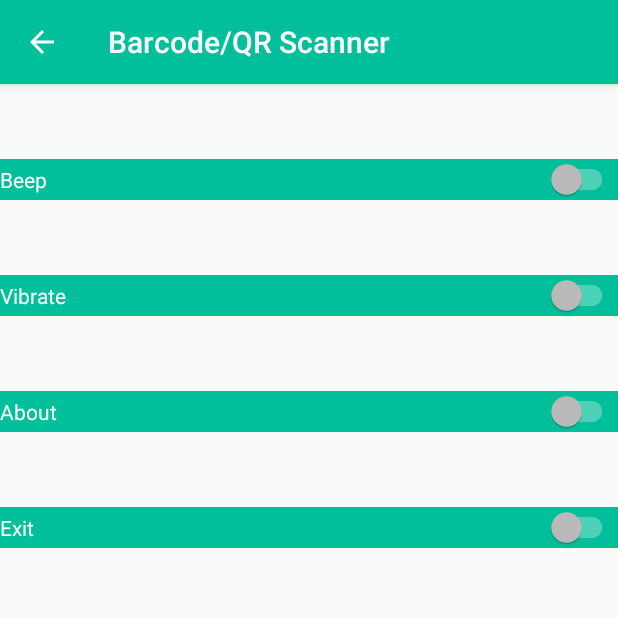
After one commit to rubyneetha511/BarcodeQRCodeReader, an Android app: the SettingsActivity screen opened directly, with no data from a screen before it, on a phone screen of 412 x 824 dp, the top half of it. The commit adds this screen. Run offline under Robolectric (Android 15) with nearby library versions, the phone set to English and light mode, and no system bars.

Commit message:
Setting features

```diff
--- /dev/null
+++ b/app/src/main/java/com/project/scanner/settings/SettingsActivity.java
@@ -0,0 +1,41 @@
+package com.project.scanner.settings;
+
+import android.app.ActionBar;
+import android.content.Intent;
+import android.support.v4.app.NavUtils;
+import android.support.v4.view.GravityCompat;
+import android.support.v4.widget.DrawerLayout;
+import android.support.v7.app.AppCompatActivity;
+import android.os.Bundle;
+import android.view.Menu;
+import android.view.MenuItem;
+
+import com.project.scanner.R;
+
+public class SettingsActivity extends AppCompatActivity {
+
+    @Override
+    protected void onCreate(Bundle savedInstanceState) {
+        super.onCreate(savedInstanceState);
+        setContentView(R.layout.activity_settings);
+
+        getSupportActionBar().setDisplayHomeAsUpEnabled(true);
+
+    }
+
+    @Override
+    public boolean onOptionsItemSelected(MenuItem item) {
+        switch (item.getItemId()) {
+            // Respond to the action bar's Up/Home button
+            case android.R.id.home:
+                NavUtils.navigateUpFromSameTask(this);
+                return true;
+        }
+        return super.onOptionsItemSelected(item);
+    }
+
+    @Override
+    public boolean onCreateOptionsMenu(Menu menu) {
+        return true;
+    }
+}
--- /dev/null
+++ b/app/src/main/res/layout/activity_settings.xml
@@ -0,0 +1,65 @@
+<?xml version="1.0" encoding="utf-8"?>
+<RelativeLayout xmlns:android="http://schemas.android.com/apk/res/android"
+    xmlns:app="http://schemas.android.com/apk/res-auto"
+    xmlns:tools="http://schemas.android.com/tools"
+    android:orientation="vertical"
+    android:layout_width="match_parent"
+    android:layout_height="match_parent"
+    android:fitsSystemWindows="true"
+    android:id="@+id/settings_layout"
+    android:theme="@style/ThemeOverlay.AppCompat.Dark"
+    tools:context=".settings.SettingsActivity"
+    >
+
+    <android.support.v7.widget.SwitchCompat
+        android:id="@+id/switch1"
+        android:layout_width="match_parent"
+        android:layout_height="wrap_content"
+        android:text="@string/pref_title_beep"
+        android:layout_marginTop="50dp"
+        android:layout_alignParentLeft="true"
+        android:textAppearance="@style/TextAppearance.AppCompat.Body1"
+        android:background="@color/colorAccent"
+        android:textColor="@color/colorWhite"
+        />
+
+    <android.support.v7.widget.SwitchCompat
+        android:id="@+id/switch2"
+        android:layout_width="match_parent"
+        android:layout_height="wrap_content"
+        android:text="Vibrate"
+        android:layout_marginTop="50dp"
+        android:layout_below="@+id/switch1"
+        android:layout_alignParentStart="true"
+        android:textAppearance="@style/TextAppearance.AppCompat.Body1"
+        android:background="@color/colorAccent"
+        android:textColor="@color/colorWhite"
+        />
+
+    <android.support.v7.widget.SwitchCompat
+        android:id="@+id/switch3"
+        android:layout_width="match_parent"
+        android:layout_height="wrap_content"
+        android:text="About"
+        android:layout_marginTop="50dp"
+        android:layout_below="@+id/switch2"
+        android:layout_alignParentStart="true"
+        android:textAppearance="@style/TextAppearance.AppCompat.Body1"
+        android:background="@color/colorAccent"
+        android:textColor="@color/colorWhite"
+        />
+
+    <android.support.v7.widget.SwitchCompat
+        android:id="@+id/switch4"
+        android:layout_width="match_parent"
+        android:layout_height="wrap_content"
+        android:text="Exit"
+        android:layout_marginTop="50dp"
+        android:layout_below="@+id/switch3"
+        android:layout_alignParentStart="true"
+        android:textAppearance="@style/TextAppearance.AppCompat.Body1"
+        android:background="@color/colorAccent"
+        android:textColor="@color/colorWhite"
+        />
+
+</RelativeLayout>
--- a/app/src/main/res/layout/app_bar_navigation.xml
+++ b/app/src/main/res/layout/app_bar_navigation.xml
@@ -4,7 +4,7 @@
     xmlns:tools="http://schemas.android.com/tools"
     android:layout_width="match_parent"
     android:layout_height="match_parent"
-    tools:context="com.project.scanner.settings.NavigationActivity">
+    tools:context="com.project.scanner.barcode.BarcodeCaptureActivity">
 
     <android.support.design.widget.AppBarLayout
         android:layout_width="match_parent"
--- a/app/src/main/res/layout/content_navigation.xml
+++ b/app/src/main/res/layout/content_navigation.xml
@@ -5,7 +5,7 @@
     android:layout_width="match_parent"
     android:layout_height="match_parent"
     app:layout_behavior="@string/appbar_scrolling_view_behavior"
-    tools:context="com.project.scanner.settings.NavigationActivity"
+    tools:context="com.project.scanner.barcode.BarcodeCaptureActivity"
     tools:showIn="@layout/app_bar_navigation">
 
 </android.support.constraint.ConstraintLayout>
--- a/app/src/main/res/values/colors.xml
+++ b/app/src/main/res/values/colors.xml
@@ -4,4 +4,6 @@
     <color name="colorPrimaryDark">#008975</color>
     <color name="colorAccent">#00BF9A</color>
     <color name="colorWhite">#FFFFFF</color>
+
+    <color name="black_overlay">#66000000</color>
 </resources>
```
Also changed, not shown: app/src/main/AndroidManifest.xml (+7 -11 lines), app/src/main/java/com/project/scanner/barcode/BarcodeCaptureActivity.java (+17 -8 lines), app/src/main/java/com/project/scanner/camera/CameraActivity.java (+7 -0 lines), app/src/main/java/com/project/scanner/settings/AppCompatPreferenceActivity.java (deleted, +0 -109 lines), app/src/main/java/com/project/scanner/settings/NavigationActivity.java (deleted, +0 -103 lines), app/src/main/res/menu/activity_navigation_drawer.xml (+7 -6 lines), app/src/main/res/values/attrs.xml (added, +12 -0 lines), app/src/main/res/values/strings.xml (+15 -12 lines), 10 other files.
